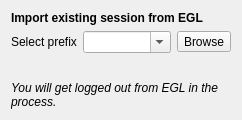
First picture: the form in rare/ui/components/dialogs/login/import_login.ui, repository RareDevs/Rare, before the edit.
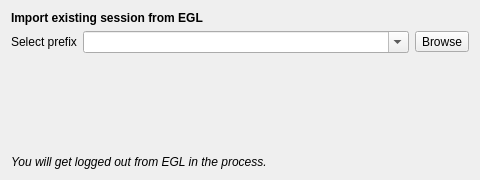
Second picture: the form after the edit.

Commit message:
LoginDialog: Set minimum size in a way that avoids resizing on changing widgets
The forms were updated to be more informative and easier to read.

NOTE: The reason the form is bigger than the contents is because the
QLabels have word-wrapping enabled and as such they substitute width
for height (`hasHeightforWidth`)

Diff of the .ui file:
```diff
--- a/rare/ui/components/dialogs/login/import_login.ui
+++ b/rare/ui/components/dialogs/login/import_login.ui
@@ -6,26 +6,46 @@
    <rect>
     <x>0</x>
     <y>0</y>
-    <width>242</width>
-    <height>120</height>
+    <width>480</width>
+    <height>180</height>
    </rect>
   </property>
+  <property name="sizePolicy">
+   <sizepolicy hsizetype="Preferred" vsizetype="Fixed">
+    <horstretch>0</horstretch>
+    <verstretch>0</verstretch>
+   </sizepolicy>
+  </property>
+  <property name="minimumSize">
+   <size>
+    <width>480</width>
+    <height>180</height>
+   </size>
+  </property>
   <property name="windowTitle">
    <string notr="true">ImportLogin</string>
   </property>
-  <layout class="QGridLayout" name="import_layout">
-   <property name="sizeConstraint">
-    <enum>QLayout::SetDefaultConstraint</enum>
+  <layout class="QFormLayout" name="import_layout">
+   <property name="fieldGrowthPolicy">
+    <enum>QFormLayout::AllNonFixedFieldsGrow</enum>
    </property>
-   <item row="1" column="0">
-    <widget class="QLabel" name="prefix_label">
-     <property name="text">
-      <string>Select prefix</string>
-     </property>
-    </widget>
-   </item>
-   <item row="0" column="0" colspan="3">
+   <property name="rowWrapPolicy">
+    <enum>QFormLayout::WrapLongRows</enum>
+   </property>
+   <property name="labelAlignment">
+    <set>Qt::AlignRight|Qt::AlignTrailing|Qt::AlignVCenter</set>
+   </property>
+   <property name="formAlignment">
+    <set>Qt::AlignLeading|Qt::AlignLeft|Qt::AlignVCenter</set>
+   </property>
+   <item row="0" column="0" colspan="2">
     <widget class="QLabel" name="title_label">
+     <property name="sizePolicy">
+      <sizepolicy hsizetype="Preferred" vsizetype="Fixed">
+       <horstretch>0</horstretch>
+       <verstretch>0</verstretch>
+      </sizepolicy>
+     </property>
      <property name="font">
       <font>
        <weight>75</weight>
@@ -37,14 +57,16 @@
      </property>
     </widget>
    </item>
-   <item row="1" column="2">
-    <widget class="QToolButton" name="prefix_tool">
+   <item row="1" column="0">
+    <widget class="QLabel" name="prefix_label">
      <property name="text">
-      <string>Browse</string>
+      <string>Select prefix</string>
      </property>
     </widget>
    </item>
    <item row="1" column="1">
+    <layout class="QHBoxLayout" name="prefix_layout">
+     <item>
     <widget class="QComboBox" name="prefix_combo">
      <property name="sizePolicy">
       <sizepolicy hsizetype="Expanding" vsizetype="Fixed">
@@ -57,8 +79,23 @@
      </property>
     </widget>
    </item>
-   <item row="2" column="1" colspan="2">
+     <item>
+      <widget class="QToolButton" name="prefix_tool">
+       <property name="text">
+        <string>Browse</string>
+       </property>
+      </widget>
+     </item>
+    </layout>
+   </item>
+   <item row="2" column="1">
     <widget class="QLabel" name="status_label">
+     <property name="sizePolicy">
+      <sizepolicy hsizetype="Preferred" vsizetype="Fixed">
+       <horstretch>0</horstretch>
+       <verstretch>0</verstretch>
+      </sizepolicy>
+     </property>
      <property name="font">
       <font>
        <italic>true</italic>
@@ -72,8 +109,14 @@
      </property>
     </widget>
    </item>
-   <item row="4" column="0" colspan="3">
+   <item row="4" column="0" colspan="2">
     <widget class="QLabel" name="info_label">
+     <property name="sizePolicy">
+      <sizepolicy hsizetype="Expanding" vsizetype="Preferred">
+       <horstretch>0</horstretch>
+       <verstretch>0</verstretch>
+      </sizepolicy>
+     </property>
      <property name="font">
       <font>
        <italic>true</italic>
@@ -87,7 +130,7 @@
      </property>
     </widget>
    </item>
-   <item row="3" column="0" colspan="3">
+   <item row="3" column="0" colspan="2">
     <spacer name="vspacer">
      <property name="orientation">
       <enum>Qt::Vertical</enum>
```
Lines whose indentation alone changed are shown as unchanged. The commit also changes 10 other files.
